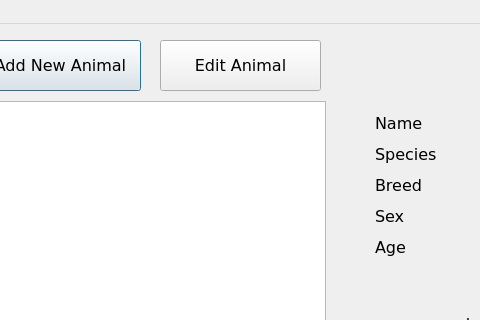
The window that manageanimal.ui (ColeMacdonald1709/comp3004) describes before a commit, drawn with Qt 5; both pictures show x 140 to 620 and y 0 to 320 of the 1014 by 800 pixel window.
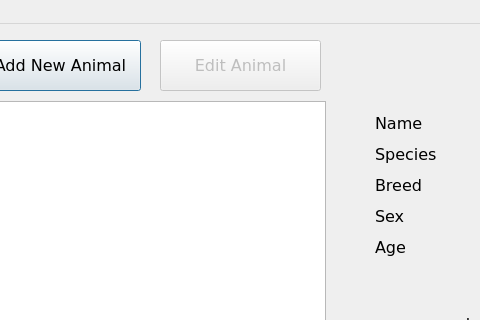
The same window after the commit.

Diff of the .ui file:
```diff
--- a/manageanimal.ui
+++ b/manageanimal.ui
@@ -831,6 +831,9 @@
     </layout>
    </widget>
    <widget class="QPushButton" name="btnEditanimal">
+    <property name="enabled">
+     <bool>false</bool>
+    </property>
     <property name="geometry">
      <rect>
       <x>300</x>
```
Left out of the diff: 2 changed lines with no effect on the pictures.
